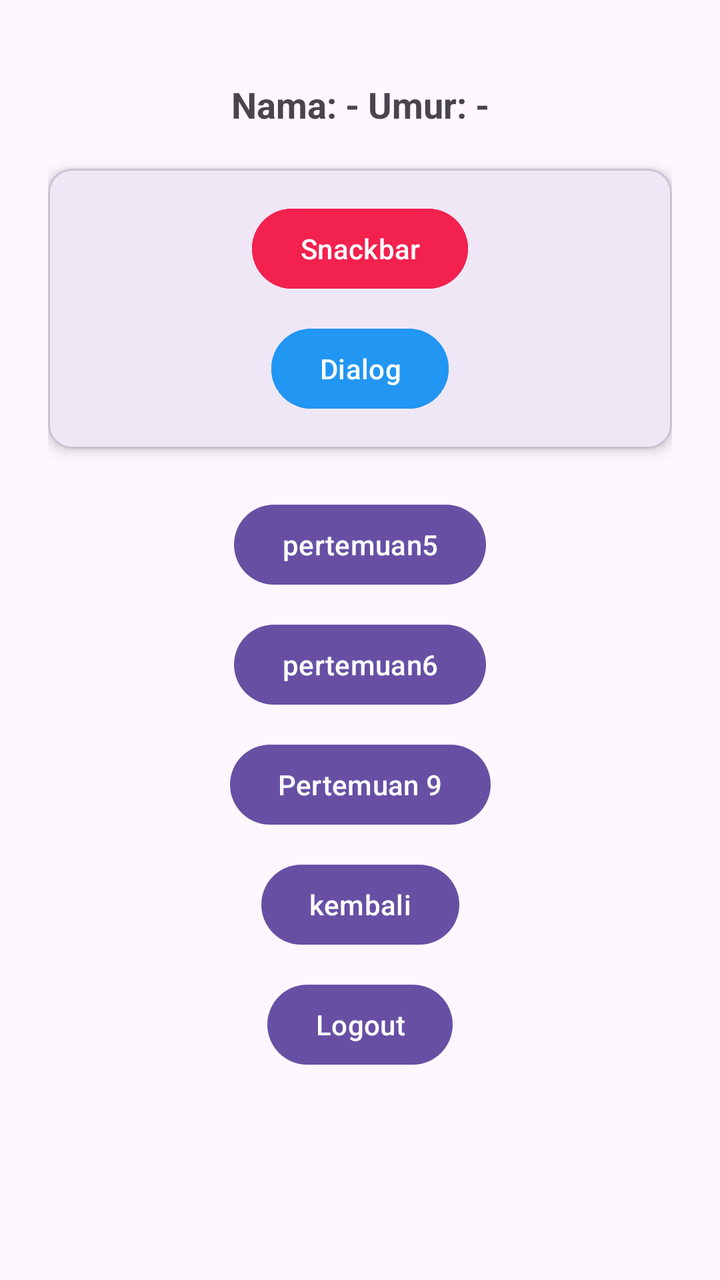
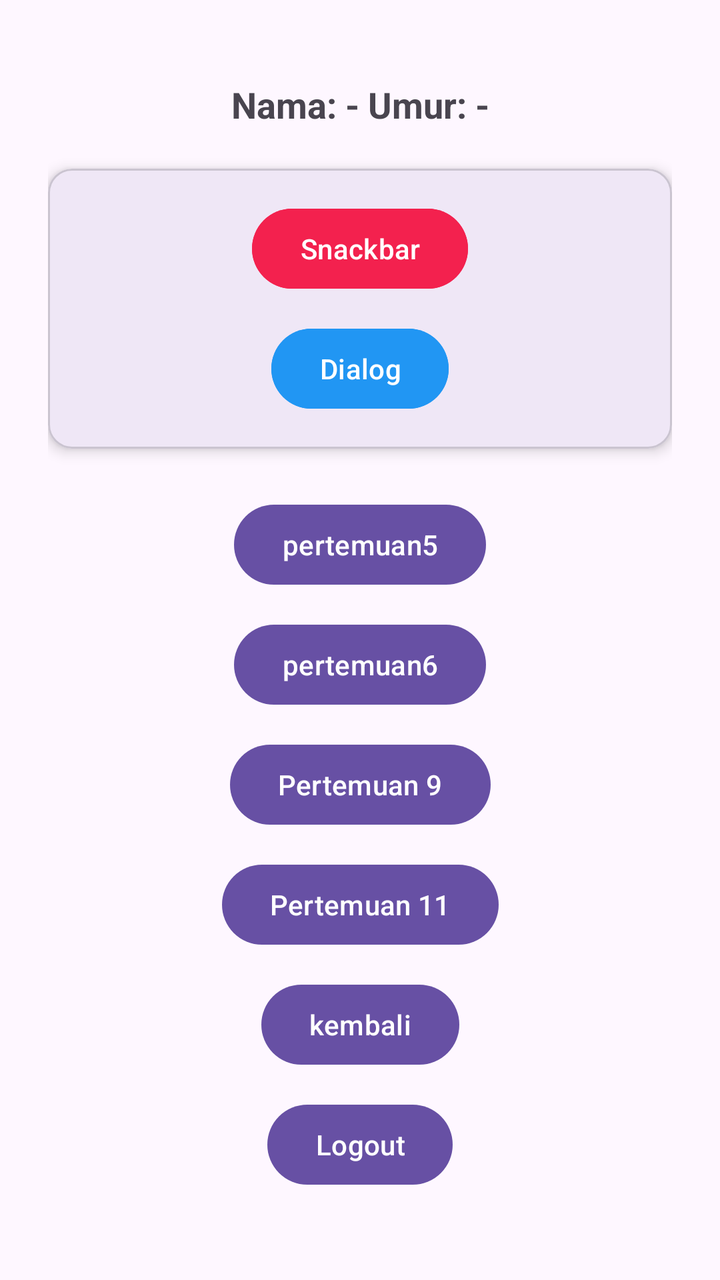

The first picture is an Android layout as it rendered before a commit; the second is the same layout after the commit. The layout source and the unified diff follow.
<!-- AndroidManifest.xml: application theme Theme.Gayus_3TIC -->
<!-- res/layout/fragment_homee.xml -->
<?xml version="1.0" encoding="utf-8"?>
<ScrollView xmlns:android="http://schemas.android.com/apk/res/android"
    xmlns:app="http://schemas.android.com/apk/res-auto"
    xmlns:tools="http://schemas.android.com/tools"
    android:layout_width="match_parent"
    android:layout_height="match_parent"
    android:fillViewport="true"
    tools:context=".Home.HomeFragment">

    <androidx.constraintlayout.widget.ConstraintLayout
        android:layout_width="match_parent"
        android:layout_height="wrap_content"
        android:padding="24dp">

        <TextView
            android:id="@+id/tvHasil"
            android:layout_width="wrap_content"
            android:layout_height="wrap_content"
            android:layout_marginTop="16dp"
            android:text="Nama: - Umur: -"
            android:textSize="18sp"
            android:textStyle="bold"
            app:layout_constraintEnd_toEndOf="parent"
            app:layout_constraintStart_toStartOf="parent"
            app:layout_constraintTop_toTopOf="parent" />

        <com.google.android.material.card.MaterialCardView
            android:id="@+id/materialcardView"
            android:layout_width="match_parent"
            android:layout_height="wrap_content"
            android:layout_marginTop="20dp"
            app:cardCornerRadius="12dp"
            app:cardElevation="4dp"
            app:layout_constraintEnd_toEndOf="parent"
            app:layout_constraintStart_toStartOf="parent"
            app:layout_constraintTop_toBottomOf="@+id/tvHasil">

            <LinearLayout
                android:layout_width="match_parent"
                android:layout_height="wrap_content"
                android:orientation="vertical"
                android:gravity="center"
                android:padding="16dp">

                <Button
                    android:id="@+id/btnSnackBar"
                    android:layout_width="wrap_content"
                    android:layout_height="wrap_content"
                    android:backgroundTint="#F3214E"
                    android:text="Snackbar" />

                <Button
                    android:id="@+id/btnDialog"
                    android:layout_width="wrap_content"
                    android:layout_height="wrap_content"
                    android:layout_marginTop="12dp"
                    android:backgroundTint="#2196F3"
                    android:text="Dialog" />

            </LinearLayout>

        </com.google.android.material.card.MaterialCardView>

        <Button
            android:id="@+id/btntoLima"
            android:layout_width="wrap_content"
            android:layout_height="wrap_content"
            android:layout_marginTop="24dp"
            android:text="pertemuan5"
            app:layout_constraintEnd_toEndOf="parent"
            app:layout_constraintStart_toStartOf="parent"
            app:layout_constraintTop_toBottomOf="@+id/materialcardView" />

        <Button
            android:id="@+id/btntoEnam"
            android:layout_width="wrap_content"
            android:layout_height="wrap_content"
            android:layout_marginTop="12dp"
            android:text="pertemuan6"
            app:layout_constraintEnd_toEndOf="parent"
            app:layout_constraintStart_toStartOf="parent"
            app:layout_constraintTop_toBottomOf="@+id/btntoLima" />

        <Button
            android:id="@+id/btntoNinth"
            android:layout_width="wrap_content"
            android:layout_height="wrap_content"
            android:layout_marginTop="12dp"
            android:text="Pertemuan 9"
            app:layout_constraintEnd_toEndOf="parent"
            app:layout_constraintStart_toStartOf="parent"
            app:layout_constraintTop_toBottomOf="@+id/btntoEnam" />

        <Button
            android:id="@+id/btnKembali"
            android:layout_width="wrap_content"
            android:layout_height="wrap_content"
            android:layout_marginTop="12dp"
            android:text="kembali"
            app:layout_constraintEnd_toEndOf="parent"
            app:layout_constraintStart_toStartOf="parent"
            app:layout_constraintTop_toBottomOf="@+id/btntoNinth" />

        <Button
            android:id="@+id/btnLogout"
            android:layout_width="wrap_content"
            android:layout_height="wrap_content"
            android:layout_marginTop="12dp"
            android:text="Logout"
            app:layout_constraintEnd_toEndOf="parent"
            app:layout_constraintStart_toStartOf="parent"
            app:layout_constraintTop_toBottomOf="@+id/btnKembali" />

    </androidx.constraintlayout.widget.ConstraintLayout>

</ScrollView>
<!-- resources referenced by this layout -->
<resources>
  <style name="Theme.Gayus_3TIC" parent="Base.Theme.Gayus_3TIC" />
  <style name="Base.Theme.Gayus_3TIC" parent="Theme.Material3.DayNight.NoActionBar">
          
          
      </style>
</resources>

<!-- the commit's change to res/layout/fragment_homee.xml (unified diff, before → after) -->
@@ -92,6 +92,16 @@
             app:layout_constraintTop_toBottomOf="@+id/btntoEnam" />
 
         <Button
+            android:id="@+id/btnTenth"
+            android:layout_width="wrap_content"
+            android:layout_height="wrap_content"
+            android:layout_marginTop="12dp"
+            android:text="Pertemuan 11"
+            app:layout_constraintEnd_toEndOf="parent"
+            app:layout_constraintStart_toStartOf="parent"
+            app:layout_constraintTop_toBottomOf="@+id/btntoNinth" />
+
+        <Button
             android:id="@+id/btnKembali"
             android:layout_width="wrap_content"
             android:layout_height="wrap_content"
@@ -99,7 +109,7 @@
             android:text="kembali"
             app:layout_constraintEnd_toEndOf="parent"
             app:layout_constraintStart_toStartOf="parent"
-            app:layout_constraintTop_toBottomOf="@+id/btntoNinth" />
+            app:layout_constraintTop_toBottomOf="@+id/btnTenth" />
 
         <Button
             android:id="@+id/btnLogout"
